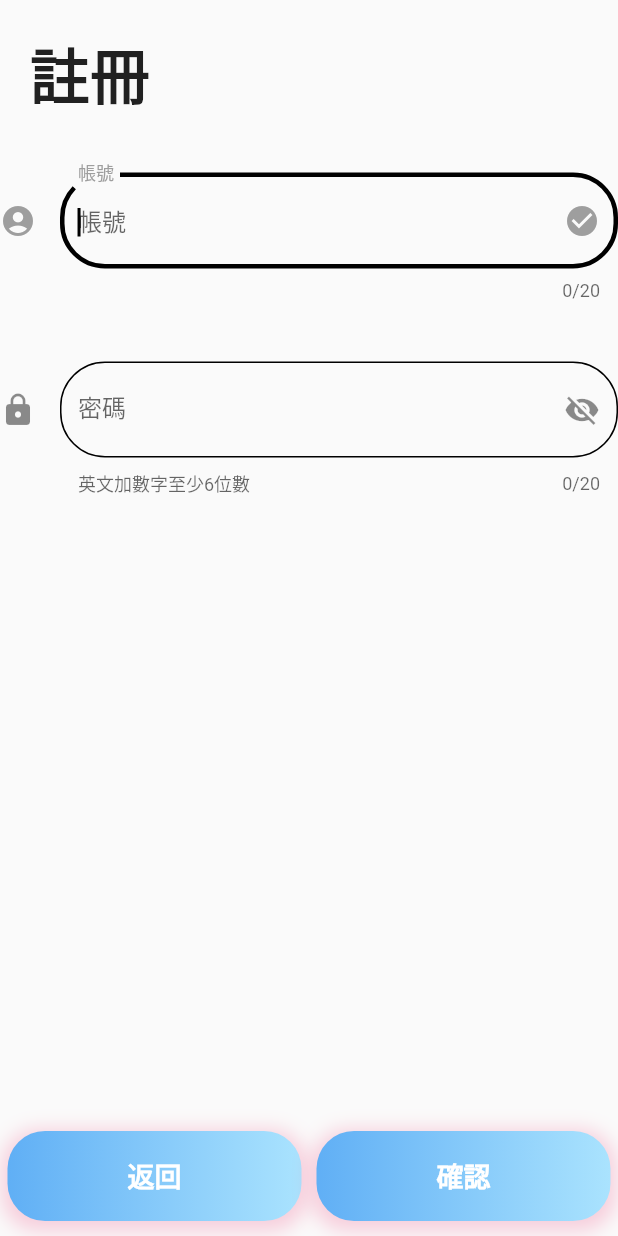
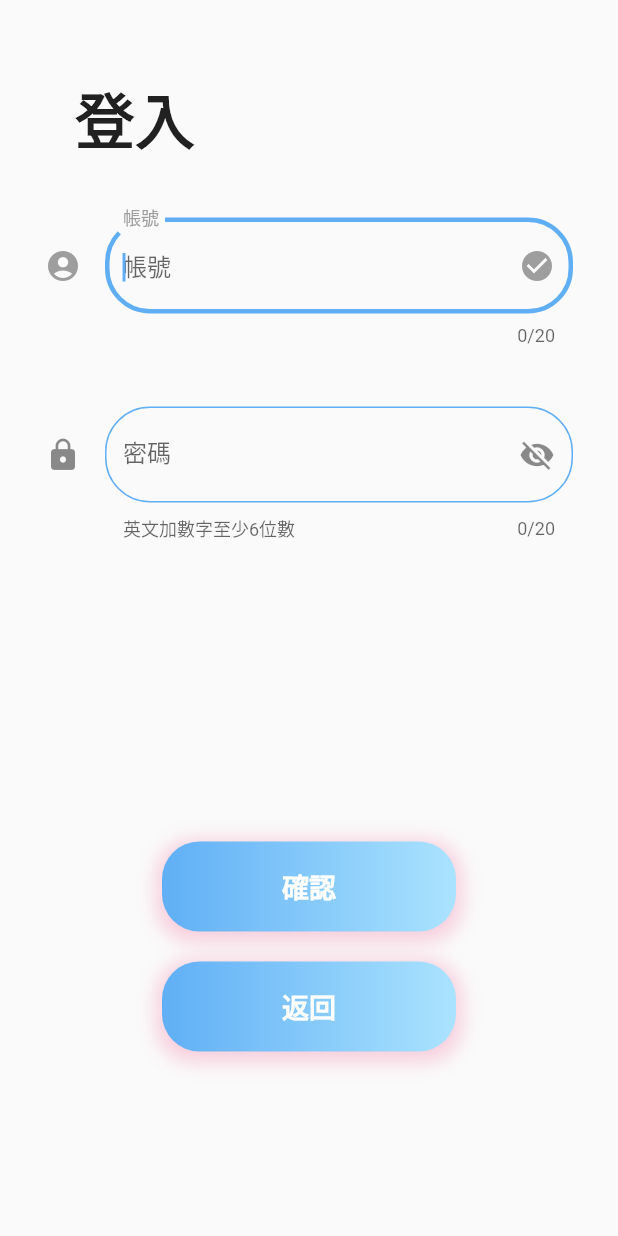
Before and after one commit to yu-hsiennn/Pet-App, a Flutter app: the AccessPage screen opened directly, on a phone screen of 412 x 824 dp. Run offline on Flutter 3.47's test engine with Material 2 defaults, Android fonts, the phone set to English and light mode, and no system bars; our stand-ins replace google_maps_flutter, image_picker, shared_preferences, speech_to_text; missing offline and left inert: album_image, custom_marker; accounts and stored records are empty; Roboto replaces fonts that are missing (Netflix).

Commit message:
renew layout

```diff
--- a/lib/LogIn.dart
+++ b/lib/LogIn.dart
@@ -29,6 +29,7 @@ class _AccessPageState extends State<AccessPage> {
   Widget build(BuildContext context) {
     return Scaffold(
       body: Container(
+        padding: EdgeInsets.all(30.0),
         height: MediaQuery.of(context).size.height,
         child: Column(
           crossAxisAlignment: CrossAxisAlignment.center,
@@ -39,7 +40,7 @@ class _AccessPageState extends State<AccessPage> {
                 width: double.infinity,
                 height: 55,
                 child: Text(
-                  "註冊",
+                  "登入",
                   style: TextStyle(
                     fontSize: 40,
                     fontWeight: FontWeight.bold,
@@ -51,7 +52,7 @@ class _AccessPageState extends State<AccessPage> {
               margin: EdgeInsets.symmetric(vertical: 20),
               child: TextFormField(
                 autofocus: true,
-                cursorColor: Colors.black,
+                cursorColor: Color.fromRGBO(96, 175, 245, 1),
                 maxLength: 20,
                 validator: (value) {
                   if (value?.isEmpty == true) {
@@ -61,11 +62,13 @@ class _AccessPageState extends State<AccessPage> {
                 decoration: InputDecoration(
                   icon: Icon(Icons.account_circle),
                   enabledBorder: OutlineInputBorder(
-                    borderSide: BorderSide(width: 1),
+                    borderSide: BorderSide(
+                        width: 1, color: Color.fromRGBO(96, 175, 245, 1)),
                     borderRadius: BorderRadius.circular(30.0),
                   ),
                   focusedBorder: OutlineInputBorder(
-                    borderSide: BorderSide(width: 3),
+                    borderSide: BorderSide(
+                        width: 3, color: Color.fromRGBO(96, 175, 245, 1)),
                     borderRadius: BorderRadius.circular(30.0),
                   ),
                   errorBorder: OutlineInputBorder(
@@ -87,17 +90,27 @@ class _AccessPageState extends State<AccessPage> {
             Container(
               margin: EdgeInsets.symmetric(vertical: 20),
               child: TextFormField(
-                cursorColor: Colors.black,
+                cursorColor: Color.fromRGBO(96, 175, 245, 1),
                 maxLength: 20,
                 obscureText: hidePassword,
                 decoration: InputDecoration(
                   icon: Icon(Icons.lock),
                   enabledBorder: OutlineInputBorder(
-                    borderSide: BorderSide(width: 1),
+                    borderSide: BorderSide(
+                        width: 1, color: Color.fromRGBO(96, 175, 245, 1)),
                     borderRadius: BorderRadius.circular(30.0),
                   ),
                   focusedBorder: OutlineInputBorder(
-                    borderSide: BorderSide(width: 3),
+                    borderSide: BorderSide(
+                        width: 3, color: Color.fromRGBO(96, 175, 245, 1)),
+                    borderRadius: BorderRadius.circular(30.0),
+                  ),
+                  errorBorder: OutlineInputBorder(
+                    borderSide: BorderSide(width: 1, color: Colors.red),
+                    borderRadius: BorderRadius.circular(30.0),
+                  ),
+                  focusedErrorBorder: OutlineInputBorder(
+                    borderSide: BorderSide(width: 3, color: Colors.red),
                     borderRadius: BorderRadius.circular(30.0),
                   ),
                   border: OutlineInputBorder(),
@@ -117,30 +130,18 @@ class _AccessPageState extends State<AccessPage> {
                 ),
               ),
             ),
-          ],
-        ),
-      ),
-      bottomNavigationBar: Container(
-        constraints: BoxConstraints(maxWidth: 500),
-        margin: EdgeInsets.only(bottom: 10),
-        child: Row(
-          crossAxisAlignment: CrossAxisAlignment.center,
-          mainAxisAlignment: MainAxisAlignment.center,
+            Expanded(
+              child: Container(
+                margin: EdgeInsets.only(bottom: 93),
+                child: Align(
+                  alignment: Alignment.bottomCenter,
+                  child: Container(
+                    width: MediaQuery.of(context).size.width / 2,
+                    child: Column(
+                      mainAxisAlignment: MainAxisAlignment.end,
+                      crossAxisAlignment: CrossAxisAlignment.stretch,
                       children: [
-            Expanded(
-              flex: 1,
-              child: CustomButton(
-                label: '返回',
-                onPressed: () {
-                  Navigator.pop(
-                    context,
-                  );
-                },
-              ),
-            ),
-            Expanded(
-              flex: 1,
-              child: CustomButton(
+                        CustomButton(
                           label: '確認',
                           onPressed: () {
                             Navigator.push(
@@ -151,7 +152,19 @@ class _AccessPageState extends State<AccessPage> {
                             );
                           },
                         ),
+                        SizedBox(height: 20),
+                        CustomButton(
+                          label: '返回',
+                          onPressed: () {
+                            Navigator.pop(context);
+                          },
                         ),
+                      ],
+                    ),
+                  ),
+                ),
+              ),
+            )
           ],
         ),
       ),
```
Also changed, not shown: lib/EditProfilePage.dart (+101 -31 lines), lib/MainPage.dart (+5 -5 lines), lib/RegisterPage.dart (+40 -24 lines), lib/StoryPage.dart (+67 -44 lines), assets/image/post_message_submit.png (added). Lines whose indentation alone changed are shown as unchanged.
